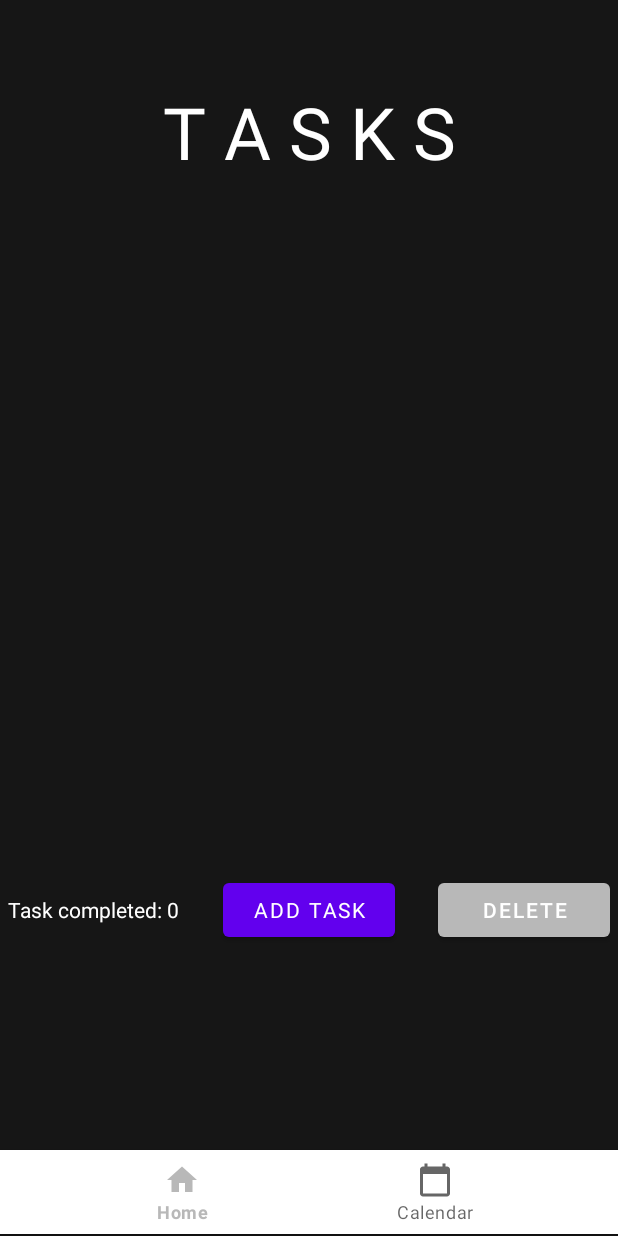
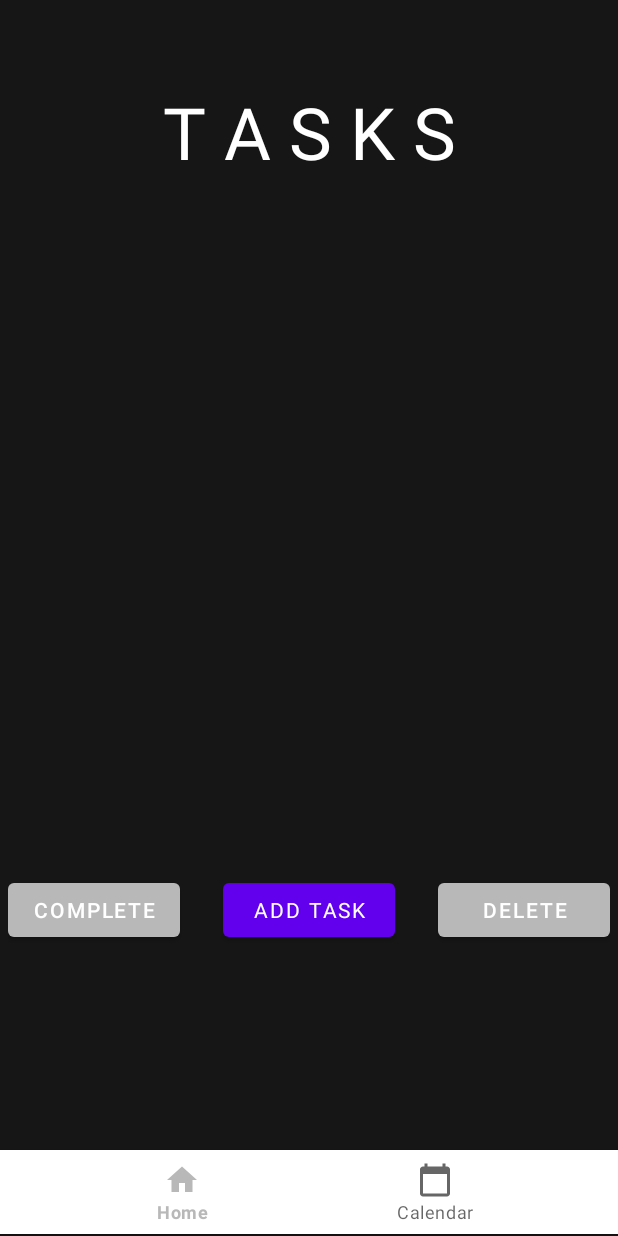
Before and after one commit to HaydenK2/FinalAndroidAppProject, an Android app: the DisplayTasksActivity screen opened directly, with no data from a screen before it, on a phone screen of 412 x 824 dp. Run offline under Robolectric (Android 15) with nearby library versions, the phone set to English and light mode, and no system bars; our stand-ins replace Firebase (no records; nobody signed in at launch, a user with empty details on screens opened directly); Roboto replaces fonts that are not available here; 1 statement that could not run was skipped.

```diff
--- a/app/src/main/res/layout/activity_display_tasks.xml
+++ b/app/src/main/res/layout/activity_display_tasks.xml
@@ -40,13 +40,14 @@
         android:orientation="horizontal"
         android:padding="5dp">
 
-        <TextView
-            android:id="@+id/taskCompletedText"
+        <Button
+            android:id="@+id/completeTaskButton"
             android:layout_width="0dp"
             android:layout_weight="4"
             android:layout_height="wrap_content"
-            android:text="Task completed: 0"
-            android:textColor="@color/white" />
+            android:onClick="completeTask"
+            android:text="complete"
+            />
         <Space
             android:layout_width="0dp"
             android:layout_height="1dp"
```
Also changed, not shown: app/src/main/java/com/example/finalandroidappproject/DisplayTasksActivity.java (+39 -4 lines), 1 other file.
